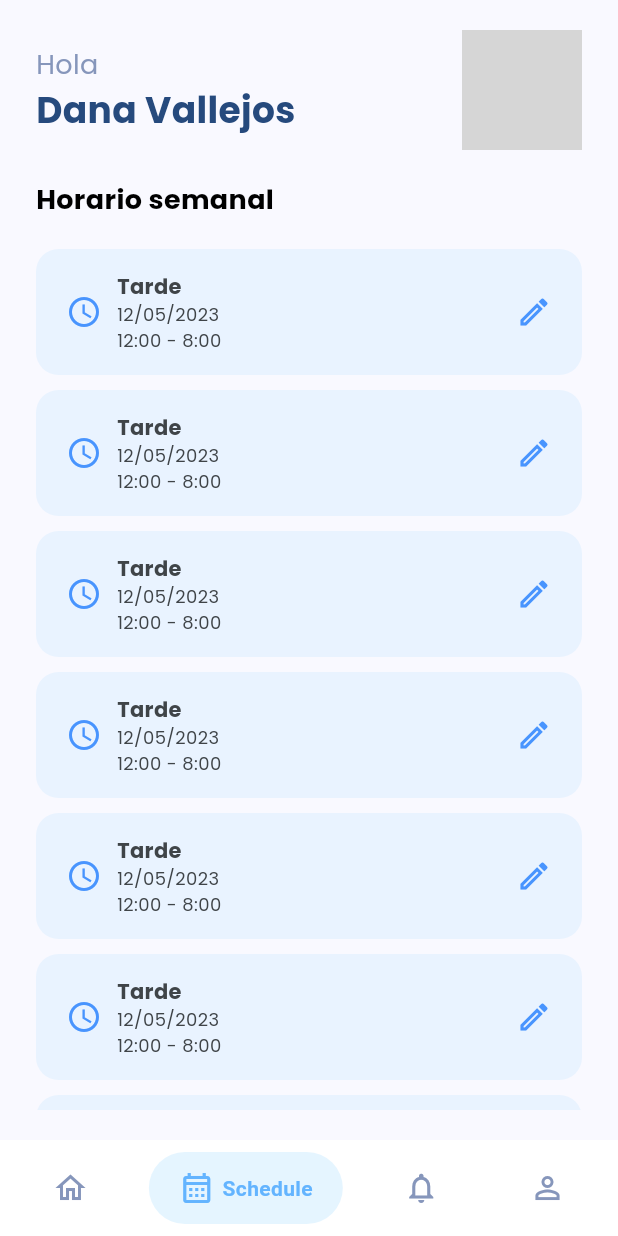
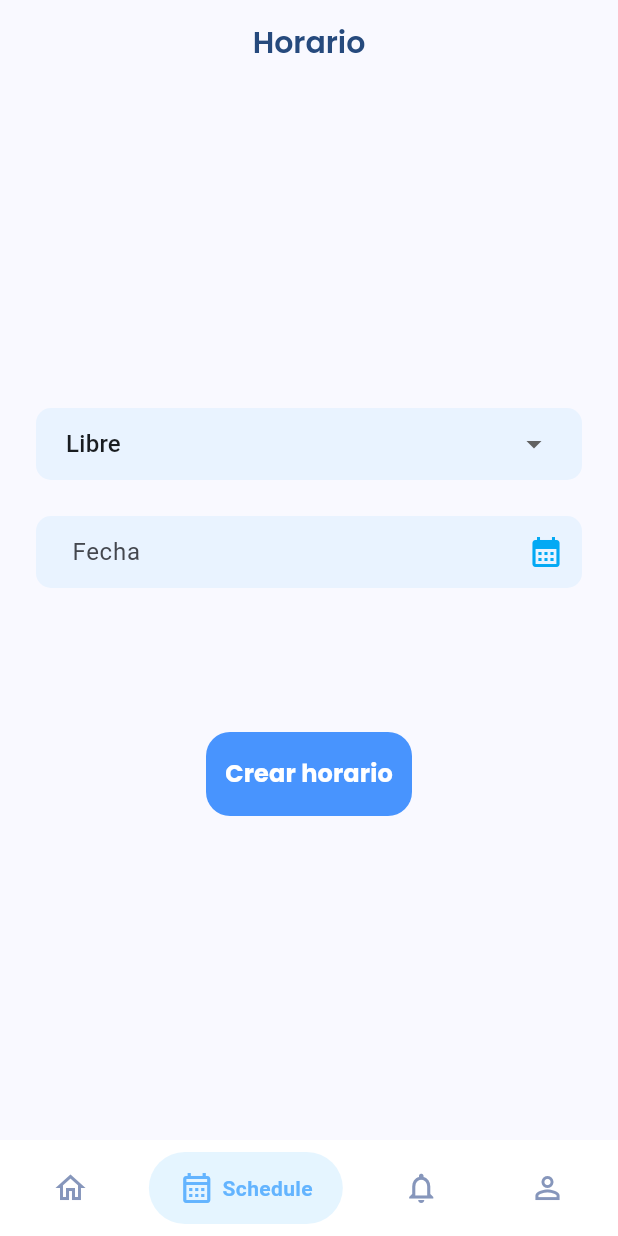
Before and after one commit to lucas1619/calenurse_app, a Flutter app: the SchedulePage screen opened by its route, on a phone screen of 412 x 824 dp. Run offline on Flutter 3.47's test engine with Material 3 defaults, Android fonts, the phone set to English and light mode, and no system bars; drawn by our look-alikes of google_nav_bar; our stand-ins replace date_picker_timeline, google_fonts; grey boxes are pictures that could not be loaded.

Commit message:
minor fixes

```diff
--- a/lib/pages/register/register.dart
+++ b/lib/pages/register/register.dart
@@ -5,21 +5,31 @@ import 'package:calenurse_app/components/text_field/primary_text_field.dart';
 import 'package:calenurse_app/components/select/primary_select.dart';
 import 'package:calenurse_app/components/button/primary_button.dart';
 
-class SignupPage extends StatelessWidget {
-  SignupPage({super.key});
+class SignupPage extends StatefulWidget {
+  const SignupPage({super.key});
 
+  @override
+  State<SignupPage> createState() => _SignupPageState();
+}
+
+class _SignupPageState extends State<SignupPage> {
   final TextEditingController _nameController = TextEditingController();
+
   final TextEditingController _usernameController = TextEditingController();
+
   final TextEditingController _passwordController = TextEditingController();
 
   // on login button pressed
   Future<void> _register(BuildContext context) async {
     // Add your onPressed logic here
   }
+
   void _on_changed_user_type(value) {
     // Add your onChanged logic here
   }
 
+  String type = 'Enfermera';
+  String special = 'Ginecología';
   @override
   Widget build(BuildContext context) {
     return Scaffold(
@@ -71,21 +81,27 @@ class SignupPage extends StatelessWidget {
                             obscureText: true),
                         const SizedBox(height: 16.0),
                         PrimarySelect(
-                          value: 'Enfermera',
+                          value: type,
                           items: const ['Enfermera', 'Jefa de Enfermera'],
-                          // ValueChanged<String?> onChanged;
-                          onChanged: (value) {},
+                          onChanged: (value) {
+                            setState(() {
+                              type = value!;
+                            });
+                          },
                         ),
                         const SizedBox(height: 16.0),
                         PrimarySelect(
-                          value: 'Ginecología',
+                          value: special,
                           items: const [
                             'Ginecología',
                             'Cardiología',
                             'Oncología'
                           ],
-                          // ValueChanged<String?> onChanged;
-                          onChanged: (value) {},
+                          onChanged: (value) {
+                            setState(() {
+                              special = value!;
+                            });
+                          },
                         ),
                         const SizedBox(height: 16.0),
                         PrimaryButton(
--- a/lib/pages/schedule/schedule.dart
+++ b/lib/pages/schedule/schedule.dart
@@ -1,5 +1,8 @@
+import 'package:calenurse_app/components/select/primary_select.dart';
 import 'package:flutter/material.dart';
 import 'package:calenurse_app/components/card/schedule_card_nurse.dart';
+import 'package:flutter/widgets.dart';
+import 'package:intl/intl.dart';
 import 'package:provider/provider.dart';
 import 'package:calenurse_app/store/auth.dart';
 import 'package:calenurse_app/components/navigation_bar/navigation_bar.dart';
@@ -12,93 +15,109 @@ class SchedulePage extends StatefulWidget {
 }
 
 class _SchedulePageState extends State<SchedulePage> {
+  String turn = 'Libre';
+  DateTime? datePicked;
+
+  final dateCtrl = TextEditingController();
   @override
   Widget build(BuildContext context) {
     final authStore = Provider.of<AuthStore>(context);
 
     return Scaffold(
+      appBar: AppBar(
+        title: const Text(
+          'Horario',
+          style: TextStyle(
+            color: Color(0xFF264A7D),
+            fontSize: 20,
+            fontWeight: FontWeight.w600,
+            fontFamily: 'Poppins',
+          ),
+        ),
+        automaticallyImplyLeading: false,
+        centerTitle: true,
+      ),
       bottomNavigationBar: const RocioNavigationBar(
         selectedIndex: 1,
       ),
       body: Padding(
         padding:
             const EdgeInsets.only(top: 20, left: 24, right: 24, bottom: 20),
-        child: Stack(
-          children: [
-            Column(
-              crossAxisAlignment: CrossAxisAlignment.stretch,
-              children: [
-                Row(
-                  mainAxisAlignment: MainAxisAlignment.spaceBetween,
-                  children: [
-                    Column(
-                      crossAxisAlignment: CrossAxisAlignment.start,
-                      children: [
-                        const Text(
-                          'Hola', // Use state variable for greeting
-                          style: TextStyle(
-                            color: Color(0xFF8696BB),
-                            fontSize: 18.0,
-                            fontFamily: 'Poppins',
-                          ),
-                        ),
-                        Text(
-                          authStore.user.name,
-                          style: const TextStyle(
-                            color: Color(0xFF264A7D),
-                            fontWeight: FontWeight.bold,
-                            fontSize: 24.0,
-                            fontFamily: 'Poppins',
-                          ),
-                        ),
-                      ],
+        child: Center(
+          child: Column(
+            mainAxisSize: MainAxisSize.min,
+            children: [
+              PrimarySelect(
+                  value: turn,
+                  items: const ['Libre', 'Mañana', 'Tarde', 'Noche'],
+                  onChanged: (value) {
+                    setState(() {
+                      turn = value!;
+                    });
+                  }),
+              const SizedBox(height: 24),
+              TextFormField(
+                controller: dateCtrl,
+                decoration: InputDecoration(
+                    labelText: 'Fecha',
+                    filled: true,
+                    fillColor: const Color(0xFFE9F3FF),
+                    border: OutlineInputBorder(
+                      borderRadius: BorderRadius.circular(10.0),
+                      borderSide: BorderSide.none,
                     ),
-                    Column(
-                      children: [
-                        CircleAvatar(
-                          radius: 40,
-                          backgroundImage:
-                              NetworkImage(authStore.user.photoUrl),
-                        )
-                      ],
+                    contentPadding: const EdgeInsets.symmetric(
+                      vertical: 12.0,
+                      horizontal: 20.0,
                     ),
-                  ],
+                    hintStyle: const TextStyle(color: Colors.grey),
+                    suffixIcon: const Icon(
+                      Icons.calendar_month,
+                      color: Colors.lightBlue,
+                    )),
+                onTap: () => _pickDateDialog(),
+                readOnly: true,
+              ),
+              const SizedBox(height: 96.0),
+              SizedBox(
+                width: MediaQuery.of(context).size.width / 3,
+                child: FloatingActionButton.extended(
+                  heroTag: UniqueKey(),
+                  backgroundColor: const Color(0xff4894FE),
+                  elevation: 0,
+                  onPressed: () {},
+                  label: const Text('Crear horario',
+                      style: TextStyle(
+                          color: Colors.white,
+                          fontWeight: FontWeight.w700,
+                          fontFamily: 'Poppins',
+                          fontSize: 16)),
                 ),
-                const SizedBox(height: 20.0),
-                const Text(
-                  'Horario semanal',
-                  style: TextStyle(
-                    color: Colors.black,
-                    fontSize: 18.0,
-                    fontWeight: FontWeight.bold,
-                    fontFamily: 'Poppins',
-                  ),
-                ),
-                const SizedBox(height: 20.0),
-                // scrollable list of schedules
-                Expanded(
-                  child: ListView(
-                    children: const [
-                      ScheduleCardNurse(),
-                      ScheduleCardNurse(),
-                      ScheduleCardNurse(),
-                      ScheduleCardNurse(),
-                      ScheduleCardNurse(),
-                      ScheduleCardNurse(),
-                      ScheduleCardNurse(),
-                      ScheduleCardNurse(),
-                      ScheduleCardNurse(),
-                      ScheduleCardNurse(),
-                      ScheduleCardNurse(),
-                      ScheduleCardNurse(),
-                    ],
-                  ),
-                ),
-              ],
-            ),
-          ],
+              ),
+            ],
+          ),
         ),
       ),
     );
   }
+
+  void _pickDateDialog() {
+    showDatePicker(
+            context: context,
+            initialDate: DateTime.now(),
+            firstDate: DateTime(1950),
+            lastDate: DateTime(2030))
+        .then((pickedDate) {
+      //then usually do the future job
+      if (pickedDate != null) {
+        setState(() {
+          //for rebuilding the ui
+          datePicked = pickedDate;
+          dateCtrl.text = DateFormat('dd/MM/yyyy').format(datePicked!);
+        });
+      } else {
+        return;
+      }
+    });
+  }
 }
```
